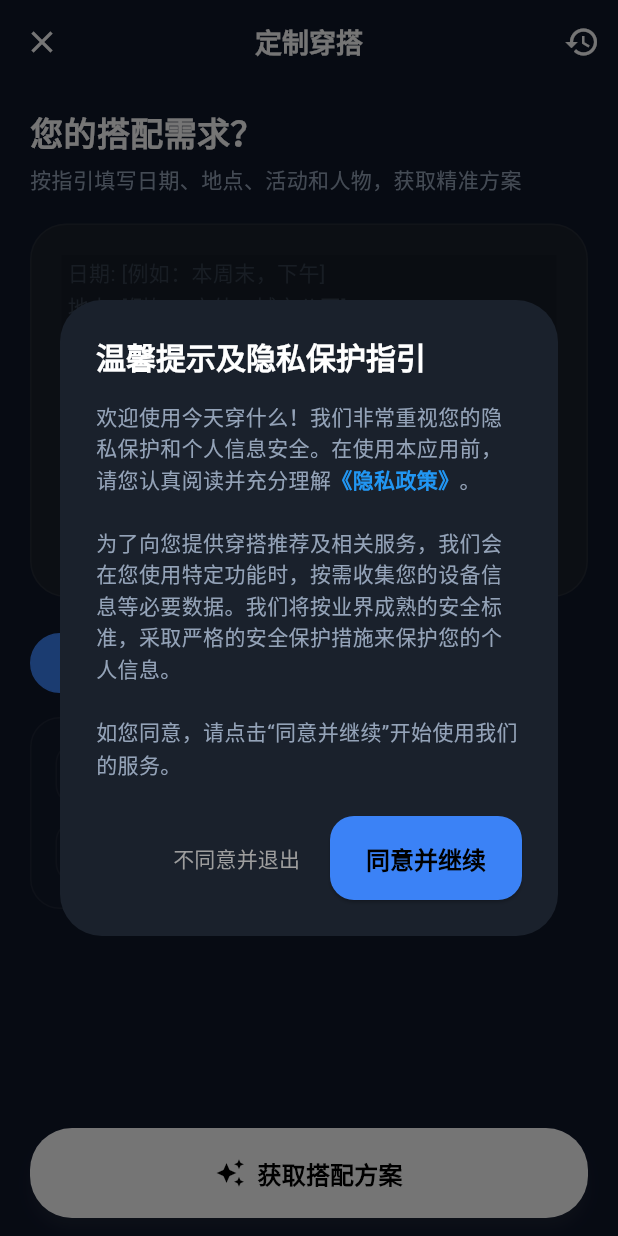
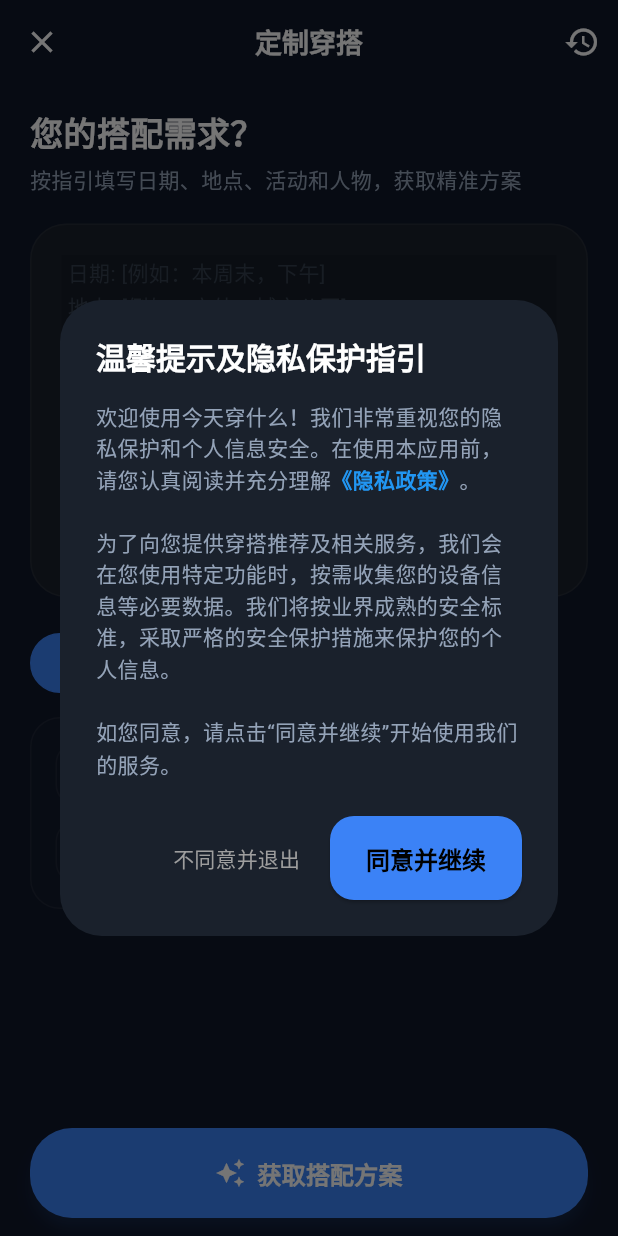
Before and after one commit to QinGeneral/WhatToWearFlutter, a Flutter app: the CustomOutfitPage screen opened by its route, after a tap on "获取搭配方案", on a phone screen of 412 x 824 dp. Run offline on Flutter 3.47's test engine with Material 3 defaults, Android fonts, the phone set to English and light mode, and no system bars; our stand-ins replace flutter_markdown, flutter_svg, geocoding, geolocator, go_router, google_generative_ai and 4 more; missing offline and left inert: umeng_common_sdk; accounts and stored records are empty.

Commit message:
refactor: Update text theme usage to `headlineSmall` and enhance custom outfit submission UI with validation and new button styles.

```diff
--- a/lib/features/profile/view/profile_page.dart
+++ b/lib/features/profile/view/profile_page.dart
@@ -66,7 +66,7 @@ class ProfilePage extends StatelessWidget {
                     profile?.nickname ??
                         AppLocalizations.of(context)?.guest ??
                         'Guest',
-                    style: context.textTheme.displayMedium?.copyWith(
+                    style: context.textTheme.headlineSmall?.copyWith(
                       color: context.textPrimary,
                       fontWeight: FontWeight.bold,
                       letterSpacing: -0.5,
--- a/lib/features/recommendation/view/custom_outfit_page.dart
+++ b/lib/features/recommendation/view/custom_outfit_page.dart
@@ -234,6 +234,17 @@ class _CustomOutfitPageState extends State<CustomOutfitPage> {
     final wp = context.read<WardrobeProvider>();
 
     final text = _textController.text.trim();
+
+    if (text.isEmpty && _selections.isEmpty) {
+      ScaffoldMessenger.of(context).showSnackBar(
+        SnackBar(
+          content: Text('请输入或选择穿搭需求'),
+          backgroundColor: AppColors.errorRed,
+          behavior: SnackBarBehavior.floating,
+        ),
+      );
+      return;
+    }
 
     // Parse selections from tags or text
     String parseField(String category) {
@@ -588,17 +599,18 @@ class _CustomOutfitPageState extends State<CustomOutfitPage> {
                         child: ElevatedButton(
                           onPressed: rp.isLoading ? null : _handleSubmit,
                           style: ElevatedButton.styleFrom(
-                            backgroundColor: Colors.white,
-                            foregroundColor: Colors.black,
-                            disabledBackgroundColor: Colors.white.withValues(
-                              alpha: 0.5,
-                            ),
+                            backgroundColor: AppColors.primaryBlue,
+                            foregroundColor: Colors.white,
+                            disabledBackgroundColor: AppColors.primaryBlue
+                                .withValues(alpha: 0.5),
                             padding: const EdgeInsets.symmetric(vertical: 18),
                             shape: RoundedRectangleBorder(
                               borderRadius: BorderRadius.circular(28),
                             ),
                             elevation: 4,
-                            shadowColor: Colors.white.withValues(alpha: 0.1),
+                            shadowColor: AppColors.primaryBlue.withValues(
+                              alpha: 0.3,
+                            ),
                           ),
                           child: Row(
                             mainAxisAlignment: MainAxisAlignment.center,
@@ -606,8 +618,8 @@ class _CustomOutfitPageState extends State<CustomOutfitPage> {
                               Icon(
                                 Icons.auto_awesome,
                                 color: rp.isLoading
-                                    ? Colors.black38
-                                    : Colors.black,
+                                    ? Colors.white.withValues(alpha: 0.7)
+                                    : Colors.white,
                                 size: 20,
                               ),
                               const SizedBox(width: 8),
@@ -623,8 +635,8 @@ class _CustomOutfitPageState extends State<CustomOutfitPage> {
                                           '获取搭配方案'),
                                 style: context.textTheme.titleMedium?.copyWith(
                                   color: rp.isLoading
-                                      ? Colors.black38
-                                      : Colors.black,
+                                      ? Colors.white.withValues(alpha: 0.7)
+                                      : Colors.white,
                                   fontWeight: FontWeight.bold,
                                 ),
                               ),
--- a/lib/features/recommendation/view/recommendation_page.dart
+++ b/lib/features/recommendation/view/recommendation_page.dart
@@ -115,7 +115,7 @@ class _RecommendationPageState extends State<RecommendationPage> {
             ).createShader(bounds),
             child: Text(
               AppLocalizations.of(context)?.forYouRecommendation ?? '为你推荐',
-              style: context.textTheme.displayMedium?.copyWith(
+              style: context.textTheme.headlineSmall?.copyWith(
                 color: context.textPrimary,
                 fontWeight: FontWeight.bold,
               ),
--- a/lib/features/wardrobe/view/add_item_page.dart
+++ b/lib/features/wardrobe/view/add_item_page.dart
@@ -779,7 +779,7 @@ class _AddItemPageState extends State<AddItemPage> {
   Widget _buildSectionTitle(String title) {
     return Text(
       title,
-      style: context.textTheme.displaySmall?.copyWith(
+      style: context.textTheme.headlineSmall?.copyWith(
         color: context.textPrimary,
         fontWeight: FontWeight.bold,
         letterSpacing: -0.3,
```
